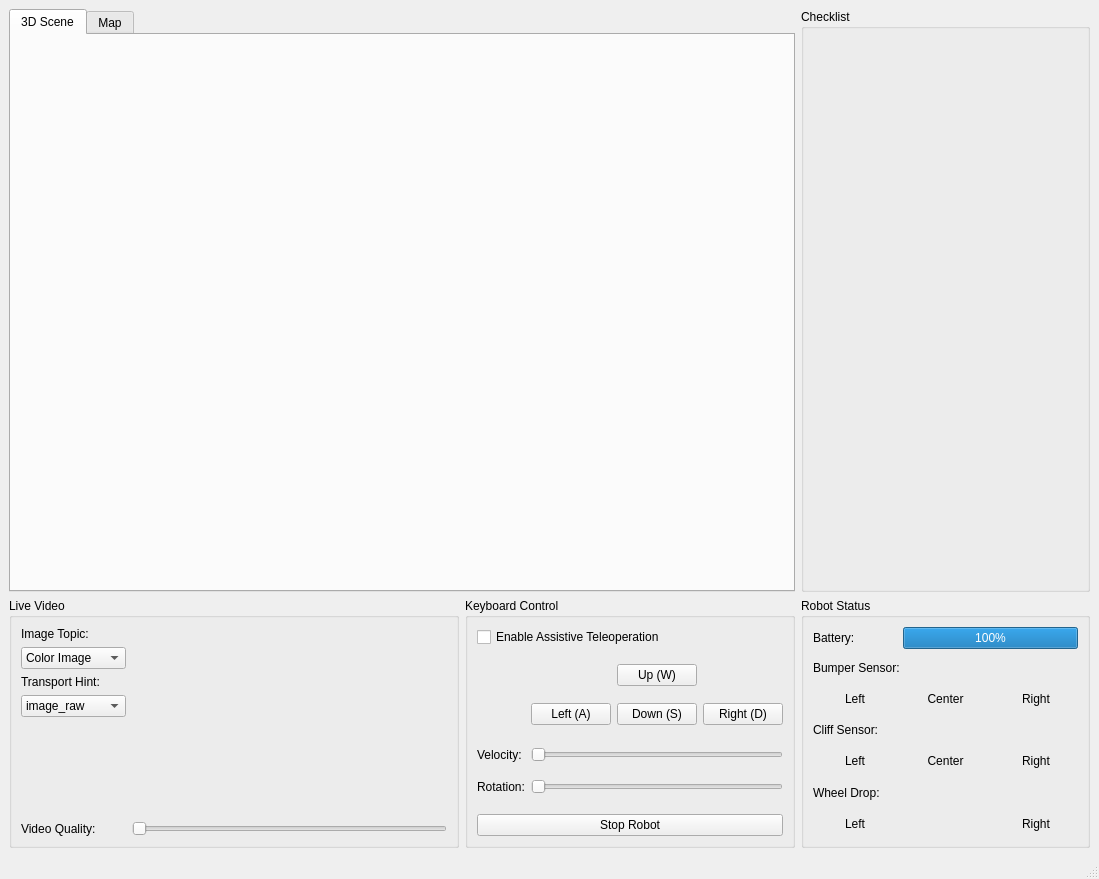
Old version of the form fallrisk_gui/fallrisk_rviz_gui/src/fallrisk_gui.ui in the repository rxdu/fall_risk_project_ros.
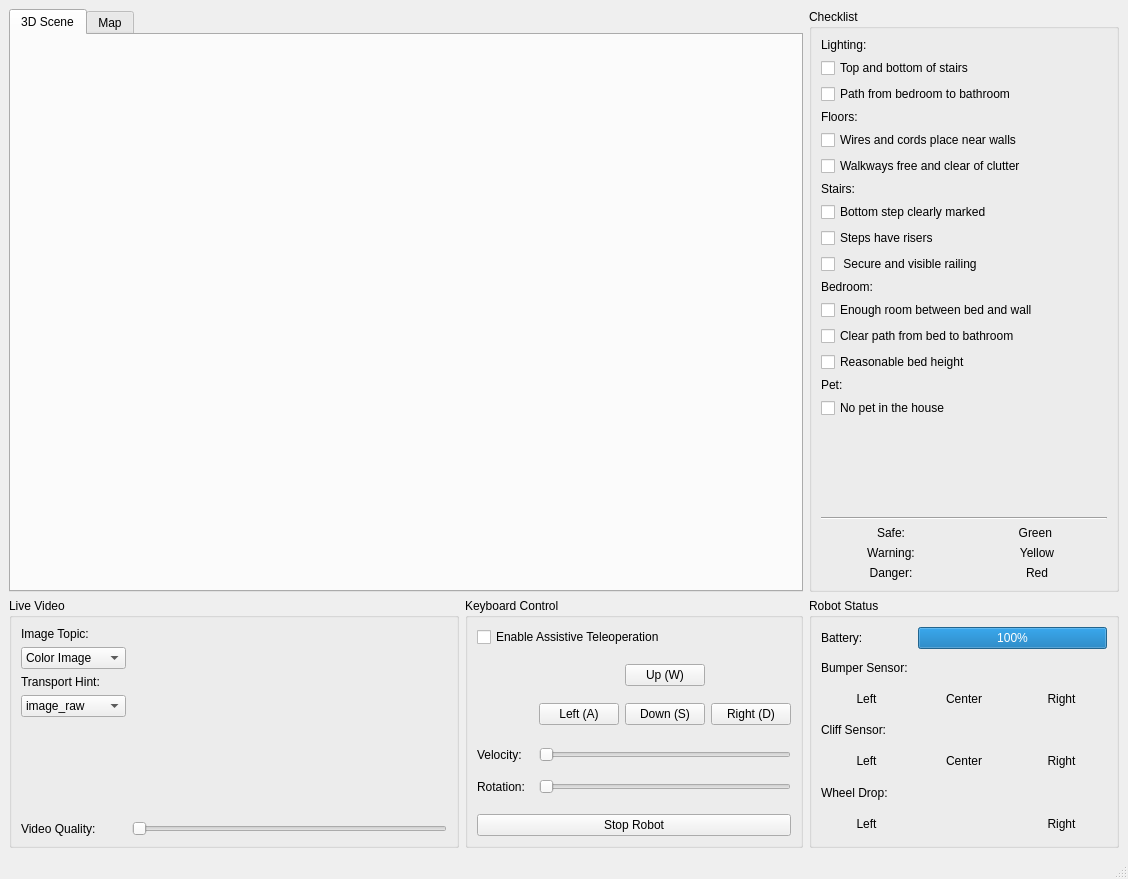
New version of the form.

```diff
--- a/fallrisk_gui/fallrisk_rviz_gui/src/fallrisk_gui.ui
+++ b/fallrisk_gui/fallrisk_rviz_gui/src/fallrisk_gui.ui
@@ -6,7 +6,7 @@
    <rect>
     <x>0</x>
     <y>0</y>
-    <width>1099</width>
+    <width>1128</width>
     <height>879</height>
    </rect>
   </property>
@@ -219,9 +219,222 @@
     </item>
     <item row="0" column="2">
      <widget class="QGroupBox" name="gb_checklist">
+      <property name="maximumSize">
+       <size>
+        <width>310</width>
+        <height>16777215</height>
+       </size>
+      </property>
       <property name="title">
        <string>Checklist</string>
       </property>
+      <layout class="QVBoxLayout" name="verticalLayout_3">
+       <item>
+        <widget class="QLabel" name="label_10">
+         <property name="text">
+          <string>Lighting:</string>
+         </property>
+        </widget>
+       </item>
+       <item>
+        <widget class="QCheckBox" name="cbLightingItem1">
+         <property name="text">
+          <string>Top and bottom of stairs</string>
+         </property>
+        </widget>
+       </item>
+       <item>
+        <widget class="QCheckBox" name="cbLightingItem2">
+         <property name="text">
+          <string>Path from bedroom to bathroom</string>
+         </property>
+        </widget>
+       </item>
+       <item>
+        <widget class="QLabel" name="label_11">
+         <property name="text">
+          <string>Floors:</string>
+         </property>
+        </widget>
+       </item>
+       <item>
+        <widget class="QCheckBox" name="cbFloorsItem1">
+         <property name="text">
+          <string>Wires and cords place near walls</string>
+         </property>
+        </widget>
+       </item>
+       <item>
+        <widget class="QCheckBox" name="cbFloorsItem2">
+         <property name="text">
+          <string>Walkways free and clear of clutter</string>
+         </property>
+        </widget>
+       </item>
+       <item>
+        <widget class="QLabel" name="label_14">
+         <property name="text">
+          <string>Stairs:</string>
+         </property>
+        </widget>
+       </item>
+       <item>
+        <widget class="QCheckBox" name="cbStairsItem1">
+         <property name="text">
+          <string>Bottom step clearly marked</string>
+         </property>
+        </widget>
+       </item>
+       <item>
+        <widget class="QCheckBox" name="cbStairsItem2">
+         <property name="text">
+          <string>Steps have risers</string>
+         </property>
+        </widget>
+       </item>
+       <item>
+        <widget class="QCheckBox" name="cbStairsItem3">
+         <property name="text">
+          <string> Secure and visible railing</string>
+         </property>
+        </widget>
+       </item>
+       <item>
+        <widget class="QLabel" name="label_12">
+         <property name="text">
+          <string>Bedroom:</string>
+         </property>
+        </widget>
+       </item>
+       <item>
+        <widget class="QCheckBox" name="cbBedroomItem1">
+         <property name="text">
+          <string>Enough room between bed and wall</string>
+         </property>
+        </widget>
+       </item>
+       <item>
+        <widget class="QCheckBox" name="cbBedroomItem2">
+         <property name="text">
+          <string>Clear path from bed to bathroom</string>
+         </property>
+        </widget>
+       </item>
+       <item>
+        <widget class="QCheckBox" name="cbBedroomItem3">
+         <property name="text">
+          <string>Reasonable bed height</string>
+         </property>
+        </widget>
+       </item>
+       <item>
+        <widget class="QLabel" name="label_13">
+         <property name="text">
+          <string>Pet:</string>
+         </property>
+        </widget>
+       </item>
+       <item>
+        <widget class="QCheckBox" name="cbPetItem1">
+         <property name="text">
+          <string>No pet in the house</string>
+         </property>
+        </widget>
+       </item>
+       <item>
+        <spacer name="verticalSpacer_2">
+         <property name="orientation">
+          <enum>Qt::Vertical</enum>
+         </property>
+         <property name="sizeHint" stdset="0">
+          <size>
+           <width>20</width>
+           <height>40</height>
+          </size>
+         </property>
+        </spacer>
+       </item>
+       <item>
+        <widget class="Line" name="line">
+         <property name="orientation">
+          <enum>Qt::Horizontal</enum>
+         </property>
+        </widget>
+       </item>
+       <item>
+        <layout class="QGridLayout" name="gridLayout_6">
+         <item row="0" column="0">
+          <widget class="QLabel" name="label_15">
+           <property name="text">
+            <string>Safe:</string>
+           </property>
+           <property name="alignment">
+            <set>Qt::AlignCenter</set>
+           </property>
+          </widget>
+         </item>
+         <item row="0" column="1">
+          <widget class="QLabel" name="label_16">
+           <property name="styleSheet">
+            <string notr="true"/>
+           </property>
+           <property name="text">
+            <string>Green </string>
+           </property>
+           <property name="alignment">
+            <set>Qt::AlignCenter</set>
+           </property>
+          </widget>
+         </item>
+         <item row="1" column="0">
+          <widget class="QLabel" name="label_19">
+           <property name="text">
+            <string>Warning:</string>
+           </property>
+           <property name="alignment">
+            <set>Qt::AlignCenter</set>
+           </property>
+          </widget>
+         </item>
+         <item row="1" column="1">
+          <widget class="QLabel" name="label_18">
+           <property name="styleSheet">
+            <string notr="true"/>
+           </property>
+           <property name="text">
+            <string>Yellow</string>
+           </property>
+           <property name="alignment">
+            <set>Qt::AlignCenter</set>
+           </property>
+          </widget>
+         </item>
+         <item row="2" column="0">
+          <widget class="QLabel" name="label_20">
+           <property name="text">
+            <string>Danger:</string>
+           </property>
+           <property name="alignment">
+            <set>Qt::AlignCenter</set>
+           </property>
+          </widget>
+         </item>
+         <item row="2" column="1">
+          <widget class="QLabel" name="label_17">
+           <property name="styleSheet">
+            <string notr="true"/>
+           </property>
+           <property name="text">
+            <string>Red</string>
+           </property>
+           <property name="alignment">
+            <set>Qt::AlignCenter</set>
+           </property>
+          </widget>
+         </item>
+        </layout>
+       </item>
+      </layout>
      </widget>
     </item>
     <item row="0" column="0" colspan="2">
```
Left out of the diff: 2 changed lines with no effect on the pictures.
